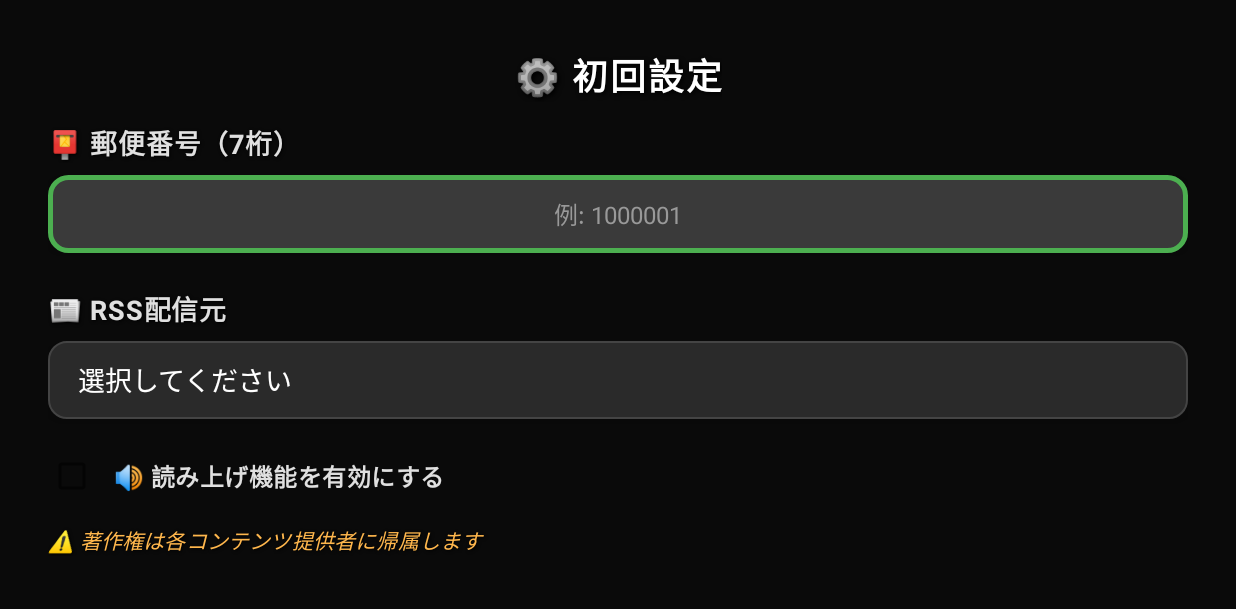
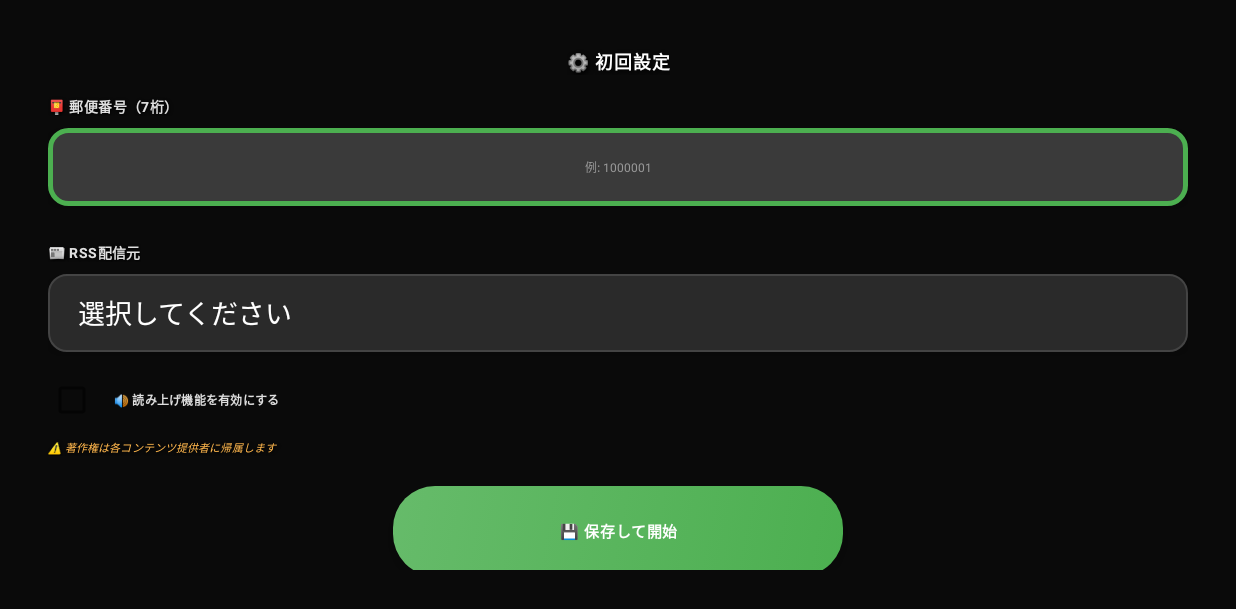
Before and after one commit to tinygc/Asachiru, an Android app: the SetupActivity screen opened directly, with no data from a screen before it, on a phone screen of 824 x 412 dp (held sideways). Shown: the top 609 px of the screen. Run offline under Robolectric (Android 15) with nearby library versions, the phone set to English and light mode, and no system bars.

Commit message:
Adjust text sizes to 50% for consistent display on 2K and 4K panels
Co-authored-by: tinygc <22805545+tinygc@users.noreply.github.com>

```diff
--- a/app/src/main/java/com/tinygc/asachiru/presentation/main/views/ClockView.kt
+++ b/app/src/main/java/com/tinygc/asachiru/presentation/main/views/ClockView.kt
@@ -64,7 +64,7 @@ class ClockView @JvmOverloads constructor(
     private val highlightRect = RectF()
 
     private val timePaint = Paint(Paint.ANTI_ALIAS_FLAG).apply {
-        textSize = TypedValue.applyDimension(TypedValue.COMPLEX_UNIT_SP, 120f, context.resources.displayMetrics)
+        textSize = TypedValue.applyDimension(TypedValue.COMPLEX_UNIT_SP, 60f, context.resources.displayMetrics)
         color = Color.WHITE
         typeface = Typeface.MONOSPACE
         letterSpacing = 0.02f // Material Design 3準拠（視認性向上）
@@ -72,7 +72,7 @@ class ClockView @JvmOverloads constructor(
     }
 
     private val datePaint = Paint(Paint.ANTI_ALIAS_FLAG).apply {
-        textSize = TypedValue.applyDimension(TypedValue.COMPLEX_UNIT_SP, 48f, context.resources.displayMetrics)
+        textSize = TypedValue.applyDimension(TypedValue.COMPLEX_UNIT_SP, 24f, context.resources.displayMetrics)
         typeface = Typeface.MONOSPACE
         letterSpacing = 0.02f // Material Design 3準拠（視認性向上）
         setShadowLayer(6f, 2f, 2f, Color.argb(180, 0, 0, 0)) // 影を追加（視認性向上）
--- a/app/src/main/java/com/tinygc/asachiru/presentation/main/views/MusicTrackView.kt
+++ b/app/src/main/java/com/tinygc/asachiru/presentation/main/views/MusicTrackView.kt
@@ -61,7 +61,7 @@ class MusicTrackView @JvmOverloads constructor(
 
     // トラック名用
     private val titlePaint = Paint(Paint.ANTI_ALIAS_FLAG).apply {
-        textSize = TypedValue.applyDimension(TypedValue.COMPLEX_UNIT_SP, 36f, context.resources.displayMetrics)
+        textSize = TypedValue.applyDimension(TypedValue.COMPLEX_UNIT_SP, 18f, context.resources.displayMetrics)
         color = Color.WHITE
         typeface = Typeface.create(Typeface.DEFAULT, Typeface.BOLD)
         textAlign = Paint.Align.CENTER
@@ -71,7 +71,7 @@ class MusicTrackView @JvmOverloads constructor(
 
     // アーティスト名用
     private val artistPaint = Paint(Paint.ANTI_ALIAS_FLAG).apply {
-        textSize = TypedValue.applyDimension(TypedValue.COMPLEX_UNIT_SP, 24f, context.resources.displayMetrics)
+        textSize = TypedValue.applyDimension(TypedValue.COMPLEX_UNIT_SP, 12f, context.resources.displayMetrics)
         color = Color.WHITE
         alpha = (255 * 0.8f).toInt() // 80%の不透明度
         textAlign = Paint.Align.CENTER
@@ -81,7 +81,7 @@ class MusicTrackView @JvmOverloads constructor(
 
     // エラーメッセージ用
     private val errorPaint = Paint(Paint.ANTI_ALIAS_FLAG).apply {
-        textSize = TypedValue.applyDimension(TypedValue.COMPLEX_UNIT_SP, 36f, context.resources.displayMetrics)
+        textSize = TypedValue.applyDimension(TypedValue.COMPLEX_UNIT_SP, 18f, context.resources.displayMetrics)
         color = Color.RED
         textAlign = Paint.Align.CENTER
         letterSpacing = 0.02f // Material Design 3準拠（視認性向上）
--- a/app/src/main/res/layout/activity_setup.xml
+++ b/app/src/main/res/layout/activity_setup.xml
@@ -13,7 +13,7 @@
         android:layout_height="wrap_content"
         android:text="⚙️ 初回設定"
         android:textColor="#FFFFFF"
-        android:textSize="24sp"
+        android:textSize="12sp"
         android:textStyle="bold"
         android:letterSpacing="0.05"
         android:shadowColor="#000000"
@@ -32,7 +32,7 @@
         android:layout_height="wrap_content"
         android:text="📮 郵便番号（7桁）"
         android:textColor="#E0E0E0"
-        android:textSize="18sp"
+        android:textSize="9sp"
         android:textStyle="bold"
         android:letterSpacing="0.03"
         android:shadowColor="#000000"
@@ -59,7 +59,7 @@
         android:padding="12dp"
         android:textColor="#FFFFFF"
         android:textColorHint="#999999"
-        android:textSize="16sp"
+        android:textSize="8sp"
         android:layout_marginTop="8dp"
         app:layout_constraintEnd_toEndOf="parent"
         app:layout_constraintStart_toStartOf="parent"
@@ -72,7 +72,7 @@
         android:layout_height="wrap_content"
         android:text="📰 RSS配信元"
         android:textColor="#E0E0E0"
-        android:textSize="18sp"
+        android:textSize="9sp"
         android:textStyle="bold"
         android:letterSpacing="0.03"
         android:shadowColor="#000000"
@@ -113,7 +113,7 @@
         android:padding="12dp"
         android:textColor="#FFFFFF"
         android:textColorHint="#999999"
-        android:textSize="16sp"
+        android:textSize="8sp"
         android:visibility="gone"
         android:layout_marginTop="8dp"
         app:layout_constraintEnd_toEndOf="parent"
@@ -127,7 +127,7 @@
         android:layout_height="wrap_content"
         android:text="🔊 読み上げ機能を有効にする"
         android:textColor="#E0E0E0"
-        android:textSize="16sp"
+        android:textSize="8sp"
         android:textStyle="bold"
         android:letterSpacing="0.02"
         android:focusable="true"
@@ -145,7 +145,7 @@
         android:layout_height="wrap_content"
         android:text="⚠️ 著作権は各コンテンツ提供者に帰属します"
         android:textColor="#FFB74D"
-        android:textSize="14sp"
+        android:textSize="7sp"
         android:textStyle="italic"
         android:letterSpacing="0.01"
         android:gravity="start"
@@ -169,7 +169,7 @@
         android:focusableInTouchMode="true"
         android:text="💾 保存して開始"
         android:textColor="#FFFFFF"
-        android:textSize="20sp"
+        android:textSize="10sp"
         android:textStyle="bold"
         android:letterSpacing="0.05"
         android:stateListAnimator="@null"
--- a/app/src/main/res/layout/activity_splash.xml
+++ b/app/src/main/res/layout/activity_splash.xml
@@ -11,7 +11,7 @@
         android:layout_gravity="center"
         android:text="@string/app_name"
         android:textColor="@android:color/white"
-        android:textSize="32sp"
+        android:textSize="16sp"
         android:textStyle="bold" />
 
 </FrameLayout>
--- a/gradle.properties
+++ b/gradle.properties
@@ -14,5 +14,5 @@ org.gradle.caching=true
 org.gradle.parallel=true
 
 # Java toolchain version
-org.gradle.java.home=C\:\\Program Files\\Android\\Android Studio\\jbr
+# org.gradle.java.home=C\:\\Program Files\\Android\\Android Studio\\jbr
 org.gradle.configuration-cache=true
```
Also changed, not shown: app/src/main/java/com/tinygc/asachiru/presentation/main/views/NewsView.kt (+6 -6 lines), app/src/main/java/com/tinygc/asachiru/presentation/main/views/WeatherView.kt (+4 -4 lines), build.gradle (+9 -3 lines), gradle/wrapper/gradle-wrapper.properties.
